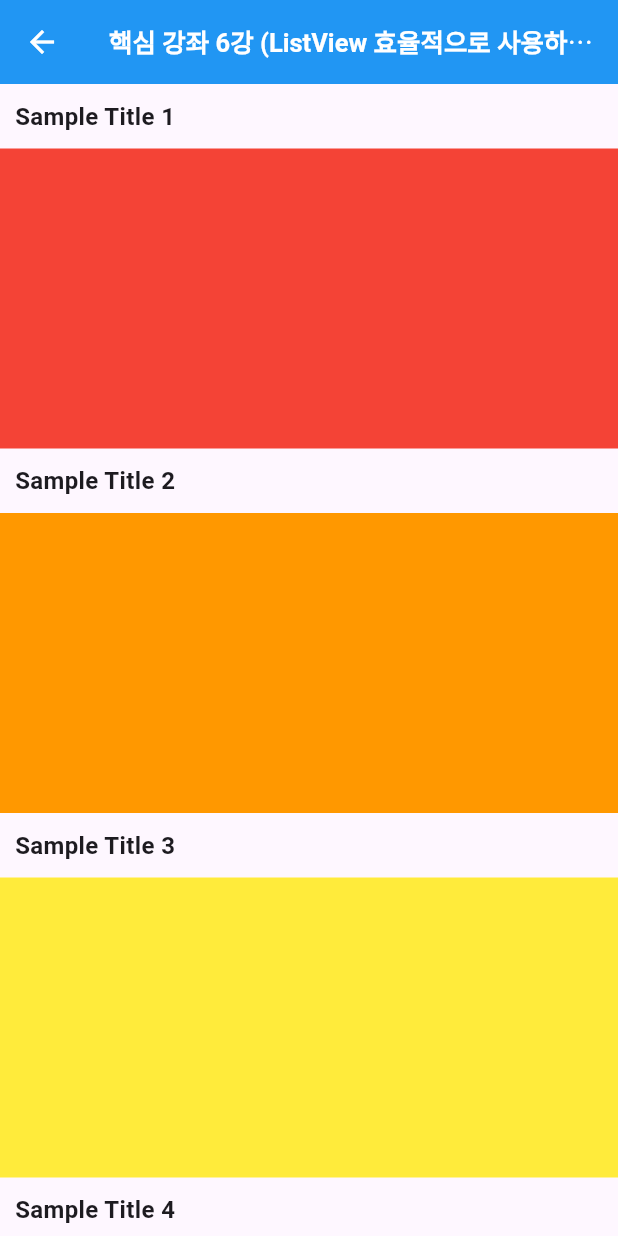
After one commit to shinseunguk/Flutter-Demo, a Flutter app: the ListViewBuilderPage screen opened directly, on a phone screen of 412 x 824 dp. The commit adds this screen. Run offline on Flutter 3.47's test engine with Material 3 defaults, Android fonts, the phone set to English and light mode, and no system bars.

Commit message:
💄 핵심 강좌 6강 (ListView 효율적으로 사용하기)
ref. https://www.youtube.com/watch?v=SeZPQ93HpeU&list=PLKVJoykNpXRZcHFT4IS9G4BrssQ_7wF82&index=6

```diff
--- a/lib/main_list_page.dart
+++ b/lib/main_list_page.dart
@@ -1,11 +1,11 @@
 import 'package:flutter/material.dart';
-import 'package:flutter_demo/screens/Chapter5/list_view_page.dart';
+import 'screens/placeholder_page.dart';
 import 'screens/Chapter1/hello_word_page.dart';
-import 'screens/placeholder_page.dart';
 import 'screens/Chapter2/column_row_table_page.dart';
 import 'screens/Chapter3/stack_page.dart';
 import 'screens/Chapter4/gesture_detector_page.dart';
 import 'screens/Chapter5/list_view_page.dart';
+import 'screens/Chapter6/list_view_builder_page.dart';
 
 class MainListPage extends StatelessWidget {
   final List<String> items = [
@@ -14,6 +14,7 @@ class MainListPage extends StatelessWidget {
     '핵심 강좌 3강 (Stack 사용하여 여러 위젯 중첩하기)',
     '핵심 강좌 4강 (GestureDetector로 터치 이벤트 처리하기)',
     '핵심 강좌 5강 (ListView 사용하여 피드 만들기)',
+    '핵심 강좌 6강 (ListView 효율적으로 사용하기)',
   ];
 
   final Map<String, Widget> screens = {
@@ -22,6 +23,7 @@ class MainListPage extends StatelessWidget {
     '핵심 강좌 3강 (Stack 사용하여 여러 위젯 중첩하기)': StackPage(),
     '핵심 강좌 4강 (GestureDetector로 터치 이벤트 처리하기)': GestureDetectorPage(),
     '핵심 강좌 5강 (ListView 사용하여 피드 만들기)': ListViewPage(),
+    '핵심 강좌 6강 (ListView 효율적으로 사용하기)': ListViewBuilderPage(),
   };
 
   @override
--- /dev/null
+++ b/lib/screens/Chapter6/list_view_builder_page.dart
@@ -0,0 +1,66 @@
+import 'package:flutter/material.dart';
+
+class ListViewBuilderPage extends StatefulWidget {
+  const ListViewBuilderPage({super.key});
+
+  @override
+  State<ListViewBuilderPage> createState() => _ListViewBuilderPageState();
+}
+
+class _ListViewBuilderPageState extends State<ListViewBuilderPage> {
+  final postList = [
+    {"title": "Sample Title 1", "colorData": Colors.red},
+    {"title": "Sample Title 2", "colorData": Colors.orange},
+    {"title": "Sample Title 3", "colorData": Colors.yellow},
+    {"title": "Sample Title 4", "colorData": Colors.green},
+    {"title": "Sample Title 5", "colorData": Colors.blue},
+  ];
+
+  @override
+  Widget build(BuildContext context) {
+    return Scaffold(
+      appBar: AppBar(
+        iconTheme: const IconThemeData(color: Colors.white), // 뒤로가기 아이콘 색상 설정
+        title: const Text(
+          "핵심 강좌 6강 (ListView 효율적으로 사용하기)",
+          textAlign: TextAlign.center,
+          style: TextStyle(
+            color: Colors.white,
+            fontWeight: FontWeight.bold, // 텍스트를 굵게 처리
+            fontSize: 17, // 글자크기 조절
+          ),
+        ),
+        backgroundColor: Colors.blue, // 원하는 색상으로 변경
+      ),
+      body: ListView.builder(
+        itemCount: postList.length,
+        itemBuilder: (BuildContext con, int index) {
+          return postContainer(
+            title: postList[index]['title'] as String,
+            colorData: postList[index]['colorData'] as Color,
+          );
+        },
+      ),
+    );
+  }
+
+  Widget postContainer({String title = '', Color colorData = Colors.blue}) {
+    return Column(
+      crossAxisAlignment: CrossAxisAlignment.start,
+      children: [
+        Container(
+          padding: const EdgeInsets.all(10),
+          child: Text(
+            title,
+            style: TextStyle(fontSize: 16, fontWeight: FontWeight.bold),
+          ),
+        ),
+        Container(
+          width: MediaQuery.of(context).size.width,
+          height: 200,
+          color: colorData,
+        ),
+      ],
+    );
+  }
+}
```
